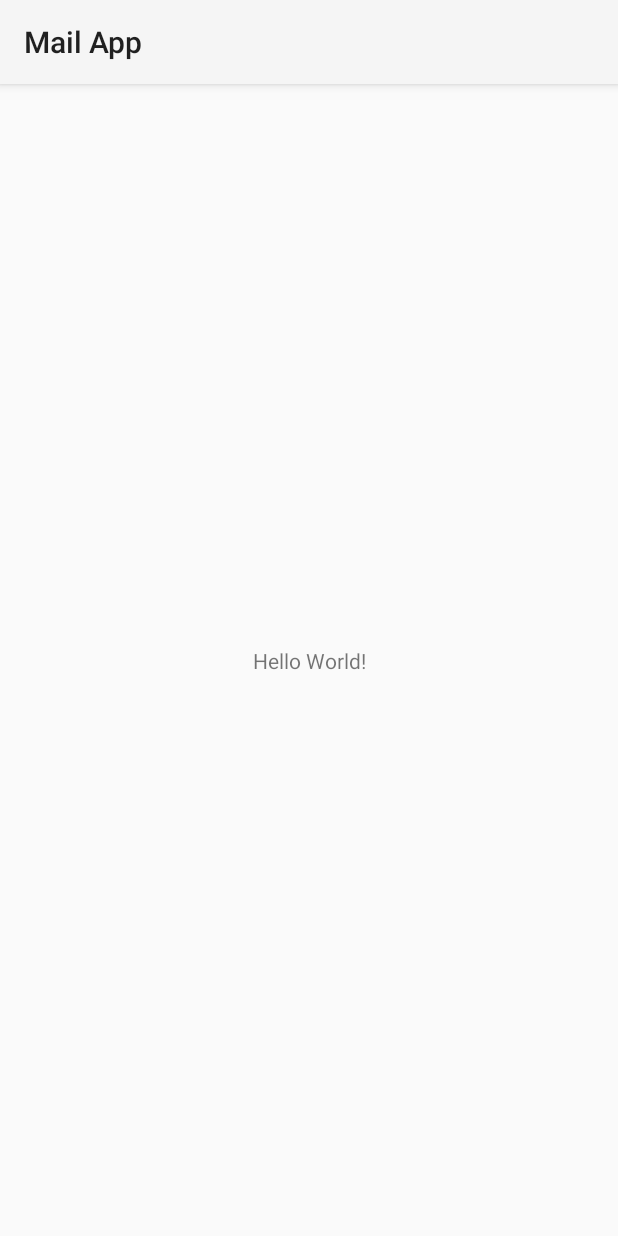
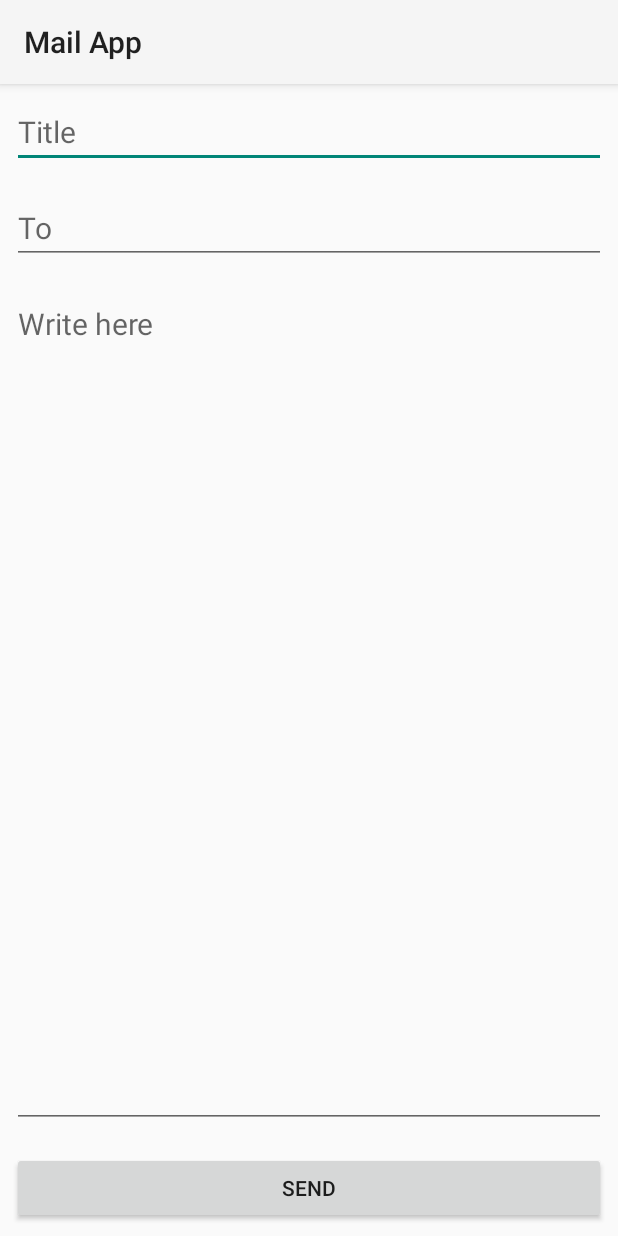
Before and after one commit to a4e3g6o0/MailApp, an Android app: the screen it shows after launch (MainActivity), on a phone screen of 412 x 824 dp. Run offline under Robolectric (Android 15) with nearby library versions, the phone set to English and light mode, and no system bars.

Commit message:
Finish the UI for the app

```diff
--- a/app/src/main/res/layout/activity_main.xml
+++ b/app/src/main/res/layout/activity_main.xml
@@ -1,18 +1,47 @@
 <?xml version="1.0" encoding="utf-8"?>
-<androidx.constraintlayout.widget.ConstraintLayout xmlns:android="http://schemas.android.com/apk/res/android"
-    xmlns:app="http://schemas.android.com/apk/res-auto"
+<LinearLayout xmlns:android="http://schemas.android.com/apk/res/android"
     xmlns:tools="http://schemas.android.com/tools"
     android:layout_width="match_parent"
     android:layout_height="match_parent"
+    android:orientation="vertical"
     tools:context=".MainActivity">
 
-    <TextView
-        android:layout_width="wrap_content"
+    <EditText
+        android:id="@+id/editTextTextPersonName"
+        android:layout_width="match_parent"
         android:layout_height="wrap_content"
-        android:text="Hello World!"
-        app:layout_constraintBottom_toBottomOf="parent"
-        app:layout_constraintLeft_toLeftOf="parent"
-        app:layout_constraintRight_toRightOf="parent"
-        app:layout_constraintTop_toTopOf="parent" />
+        android:layout_margin="@dimen/margin_eight"
+        android:autofillHints="title"
+        android:hint="@string/str_title"
+        android:inputType="text"
+        android:textSize="@dimen/font_twenty" />
 
-</androidx.constraintlayout.widget.ConstraintLayout>
+    <EditText
+        android:id="@+id/editTextTextEmailAddress"
+        android:layout_width="match_parent"
+        android:layout_height="wrap_content"
+        android:layout_margin="@dimen/margin_eight"
+        android:hint="@string/str_to"
+        android:importantForAutofill="no"
+        android:inputType="textEmailAddress"
+        android:textSize="@dimen/font_twenty" />
+
+    <EditText
+        android:id="@+id/textView"
+        android:layout_width="match_parent"
+        android:layout_height="0dp"
+        android:layout_margin="@dimen/margin_eight"
+        android:layout_weight="1"
+        android:gravity="top"
+        android:hint="@string/str_containing_text"
+        android:importantForAutofill="no"
+        android:inputType="text"
+        android:textSize="@dimen/font_twenty" />
+
+    <Button
+        android:id="@+id/button"
+        android:layout_width="match_parent"
+        android:layout_height="wrap_content"
+        android:layout_margin="@dimen/margin_eight"
+        android:text="@string/str_send" />
+</LinearLayout>
--- /dev/null
+++ b/app/src/main/res/values/dimens.xml
@@ -0,0 +1,6 @@
+<?xml version="1.0" encoding="utf-8"?>
+<resources>
+    <dimen name="font_fourteen">14sp</dimen>
+    <dimen name="font_twenty">20sp</dimen>
+    <dimen name="margin_eight">8dp</dimen>
+</resources>
--- a/app/src/main/res/values/strings.xml
+++ b/app/src/main/res/values/strings.xml
@@ -1,3 +1,7 @@
 <resources>
     <string name="app_name">Mail App</string>
+    <string name="str_title">Title</string>
+    <string name="str_to">To</string>
+    <string name="str_containing_text">Write here</string>
+    <string name="str_send">Send</string>
 </resources>
```
